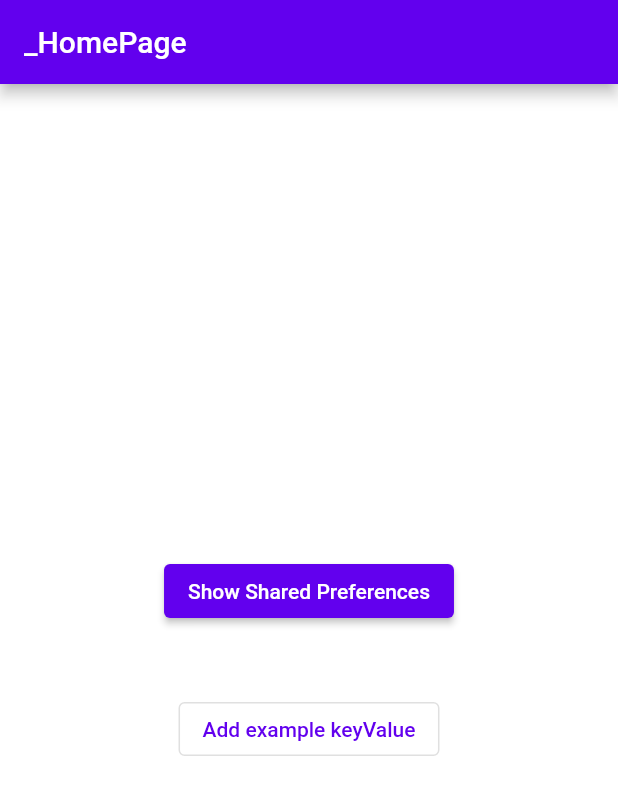
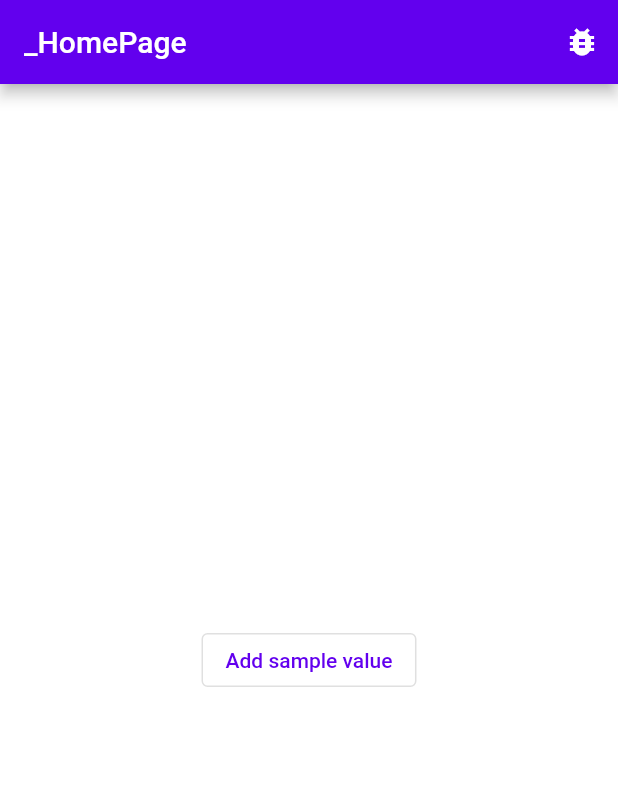
Before and after one commit to htsuruo/shared_preferences_debugger, a Flutter app: the screen it shows after launch, on a phone screen of 412 x 824 dp. Shown: the top 795 px of the screen. Run offline on Flutter 3.47's test engine with Material 2 defaults, Android fonts, the phone set to English and light mode, and no system bars; our stand-ins replace shared_preferences.

Commit message:
minor fix example

```diff
--- a/example/lib/main.dart
+++ b/example/lib/main.dart
@@ -1,5 +1,6 @@
 import 'dart:math';
 
+import 'package:flutter/foundation.dart';
 import 'package:flutter/material.dart';
 import 'package:shared_preferences/shared_preferences.dart';
 import 'package:shared_preferences_debugger/shared_preferences_debugger.dart';
@@ -13,7 +14,7 @@ class MyApp extends StatelessWidget {
   @override
   Widget build(BuildContext context) {
     return MaterialApp(
-      title: 'Shared preferences debugger example',
+      title: 'Shared preferences debugger',
       theme: ThemeData.from(
         colorScheme: ColorScheme.light(),
       ),
@@ -31,23 +32,22 @@ class _HomePage extends StatelessWidget {
         title: Text(
           runtimeType.toString(),
         ),
+        actions: [
+          IconButton(
+            onPressed: () {
+              Navigator.of(context).push<void>(
+                MaterialPageRoute(
+                  builder: (context) => const SharedPreferencesDebugPage(),
+                  fullscreenDialog: true,
+                ),
+              );
+            },
+            icon: const Icon(Icons.bug_report),
+          ),
+        ],
       ),
       body: Center(
-        child: Column(
-          mainAxisSize: MainAxisSize.min,
-          children: [
-            ElevatedButton(
-              onPressed: () => Navigator.push(
-                context,
-                MaterialPageRoute<void>(
-                  builder: (context) => SharedPreferencesDebugPage(),
-                  fullscreenDialog: true,
-                ),
-              ),
-              child: Text('Show Shared Preferences'),
-            ),
-            SizedBox(height: 44),
-            OutlinedButton(
+        child: OutlinedButton(
           onPressed: () async {
             final pref = await SharedPreferences.getInstance();
             final key = _generateRandomString(10);
@@ -62,9 +62,7 @@ class _HomePage extends StatelessWidget {
               ),
             );
           },
-              child: Text('Add example keyValue'),
-            ),
-          ],
+          child: Text('Add sample value'),
         ),
       ),
     );
```
Also changed, not shown: 1 other file. Lines whose indentation alone changed are shown as unchanged.
